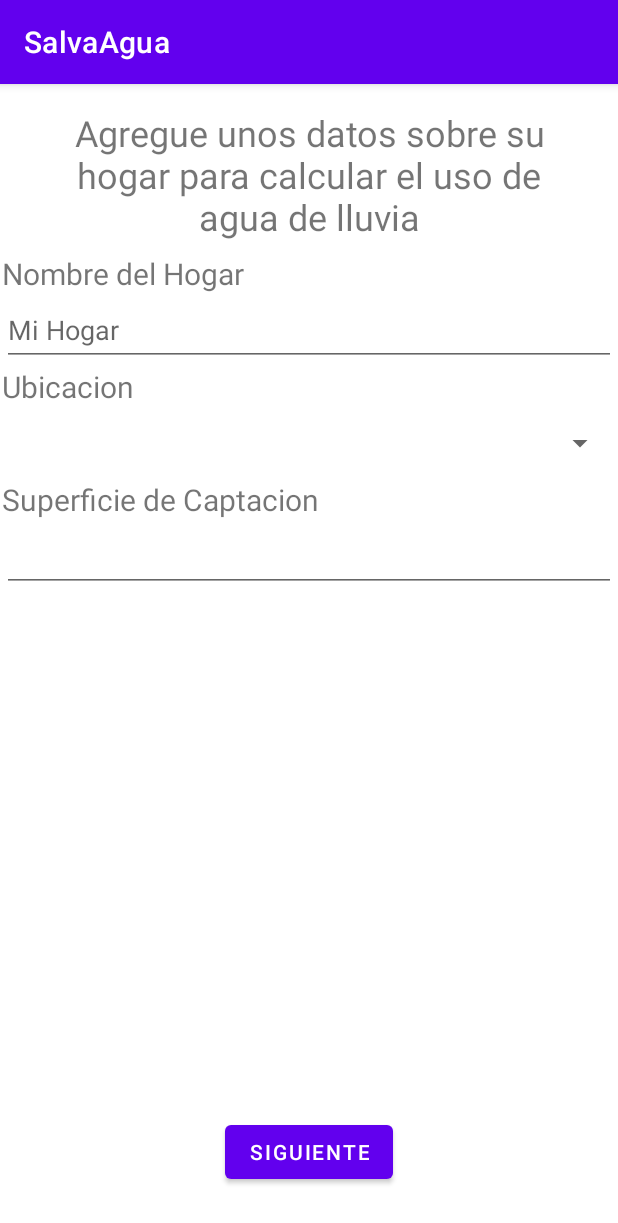
After one commit to RTamayoB/SalvaAgua, an Android app: the ManualHouseFragment screen opened through its navigation route, on a phone screen of 412 x 824 dp. The commit adds this screen. Shown: the top 1223 px of the screen. Run offline under Robolectric (Android 15) with nearby library versions, the phone set to English and light mode, and no system bars.

Commit message:
Created manual setup files

```diff
--- a/app/build.gradle
+++ b/app/build.gradle
@@ -61,4 +61,7 @@ dependencies {
     implementation 'com.google.firebase:firebase-auth-ktx'
     implementation 'com.google.firebase:firebase-database-ktx'
     implementation 'com.google.firebase:firebase-firestore'
+
+    //MPAndroidChart
+    implementation 'com.github.PhilJay:MPAndroidChart:v3.1.0'
 }
--- /dev/null
+++ b/app/src/main/java/com/example/salvaagua/ManualHouseFragment.kt
@@ -0,0 +1,59 @@
+package com.example.salvaagua
+
+import android.os.Bundle
+import androidx.fragment.app.Fragment
+import android.view.LayoutInflater
+import android.view.View
+import android.view.ViewGroup
+
+// TODO: Rename parameter arguments, choose names that match
+// the fragment initialization parameters, e.g. ARG_ITEM_NUMBER
+private const val ARG_PARAM1 = "param1"
+private const val ARG_PARAM2 = "param2"
+
+/**
+ * A simple [Fragment] subclass.
+ * Use the [ManualHouseFragment.newInstance] factory method to
+ * create an instance of this fragment.
+ */
+class ManualHouseFragment : Fragment() {
+    // TODO: Rename and change types of parameters
+    private var param1: String? = null
+    private var param2: String? = null
+
+    override fun onCreate(savedInstanceState: Bundle?) {
+        super.onCreate(savedInstanceState)
+        arguments?.let {
+            param1 = it.getString(ARG_PARAM1)
+            param2 = it.getString(ARG_PARAM2)
+        }
+    }
+
+    override fun onCreateView(
+        inflater: LayoutInflater, container: ViewGroup?,
+        savedInstanceState: Bundle?
+    ): View? {
+        // Inflate the layout for this fragment
+        return inflater.inflate(R.layout.fragment_manual_house, container, false)
+    }
+
+    companion object {
+        /**
+         * Use this factory method to create a new instance of
+         * this fragment using the provided parameters.
+         *
+         * @param param1 Parameter 1.
+         * @param param2 Parameter 2.
+         * @return A new instance of fragment ManualHouseFragment.
+         */
+        // TODO: Rename and change types and number of parameters
+        @JvmStatic
+        fun newInstance(param1: String, param2: String) =
+            ManualHouseFragment().apply {
+                arguments = Bundle().apply {
+                    putString(ARG_PARAM1, param1)
+                    putString(ARG_PARAM2, param2)
+                }
+            }
+    }
+}
--- /dev/null
+++ b/app/src/main/res/layout/fragment_manual_house.xml
@@ -0,0 +1,96 @@
+<?xml version="1.0" encoding="utf-8"?>
+<androidx.constraintlayout.widget.ConstraintLayout xmlns:android="http://schemas.android.com/apk/res/android"
+    xmlns:app="http://schemas.android.com/apk/res-auto"
+    xmlns:tools="http://schemas.android.com/tools"
+    android:layout_width="match_parent"
+    android:layout_height="match_parent"
+    tools:context=".ManualHouseFragment">
+
+    <TextView
+        android:id="@+id/textView"
+        android:layout_width="0dp"
+        android:layout_height="wrap_content"
+        android:layout_marginStart="32dp"
+        android:layout_marginTop="16dp"
+        android:layout_marginEnd="32dp"
+        android:text="Agregue unos datos sobre su hogar para calcular el uso de agua de lluvia"
+        android:textAlignment="center"
+        android:textSize="24sp"
+        app:layout_constraintEnd_toEndOf="parent"
+        app:layout_constraintStart_toStartOf="parent"
+        app:layout_constraintTop_toTopOf="parent" />
+
+    <Button
+        android:id="@+id/button"
+        android:layout_width="wrap_content"
+        android:layout_height="wrap_content"
+        android:layout_marginBottom="32dp"
+        android:text="Siguiente"
+        app:layout_constraintBottom_toBottomOf="parent"
+        app:layout_constraintEnd_toEndOf="parent"
+        app:layout_constraintStart_toStartOf="parent" />
+
+    <ScrollView
+        android:layout_width="0dp"
+        android:layout_height="0dp"
+        android:layout_marginStart="1dp"
+        android:layout_marginTop="8dp"
+        android:layout_marginEnd="1dp"
+        android:layout_marginBottom="8dp"
+        app:layout_constraintBottom_toTopOf="@+id/button"
+        app:layout_constraintEnd_toEndOf="parent"
+        app:layout_constraintStart_toStartOf="parent"
+        app:layout_constraintTop_toBottomOf="@+id/textView">
+
+        <LinearLayout
+            android:layout_width="match_parent"
+            android:layout_height="wrap_content"
+            android:orientation="vertical" >
+
+            <TextView
+                android:id="@+id/house_name_lbl"
+                android:layout_width="match_parent"
+                android:layout_height="wrap_content"
+                android:text="Nombre del Hogar"
+                android:textSize="20sp" />
+
+            <EditText
+                android:id="@+id/house_name_edt"
+                android:layout_width="match_parent"
+                android:layout_height="wrap_content"
+                android:ems="10"
+                android:hint="Mi Hogar"
+                android:inputType="textPersonName"
+                android:minHeight="48dp" />
+
+            <TextView
+                android:id="@+id/location_lbl"
+                android:layout_width="match_parent"
+                android:layout_height="wrap_content"
+                android:text="Ubicacion"
+                android:textSize="20sp" />
+
+            <Spinner
+                android:id="@+id/location_spn"
+                android:layout_width="match_parent"
+                android:layout_height="wrap_content"
+                android:minHeight="48dp" />
+
+            <TextView
+                android:id="@+id/roof_area_lbl"
+                android:layout_width="match_parent"
+                android:layout_height="wrap_content"
+                android:text="Superficie de Captacion"
+                android:textSize="20sp" />
+
+            <EditText
+                android:id="@+id/roof_area_edt"
+                android:layout_width="match_parent"
+                android:layout_height="wrap_content"
+                android:ems="10"
+                android:inputType="numberDecimal"
+                android:minHeight="48dp" />
+
+        </LinearLayout>
+    </ScrollView>
+</androidx.constraintlayout.widget.ConstraintLayout>
--- a/app/src/main/res/layout/fragment_register.xml
+++ b/app/src/main/res/layout/fragment_register.xml
@@ -16,7 +16,7 @@
         android:layout_marginEnd="32dp"
         android:text="Primero, creemos su cuenta para poder guardar su información"
         android:textAlignment="center"
-        android:textSize="20sp"
+        android:textSize="24sp"
         app:layout_constraintEnd_toEndOf="parent"
         app:layout_constraintStart_toStartOf="parent"
         app:layout_constraintTop_toTopOf="parent" />
--- a/app/src/main/res/layout/fragment_welcome.xml
+++ b/app/src/main/res/layout/fragment_welcome.xml
@@ -29,7 +29,7 @@
         android:layout_marginEnd="24dp"
         android:text="¿Listo para ahorra agua? Para comenzar, necesitamos configurar tu perfil de hogar, solo tomara unos minutos "
         android:textAlignment="center"
-        android:textSize="20sp"
+        android:textSize="24sp"
         app:layout_constraintEnd_toEndOf="parent"
         app:layout_constraintStart_toStartOf="parent"
         app:layout_constraintTop_toBottomOf="@+id/welcome_title_txt" />
--- a/app/src/main/res/navigation/setup_nav_graph.xml
+++ b/app/src/main/res/navigation/setup_nav_graph.xml
@@ -17,9 +17,6 @@
             app:exitAnim="@anim/slide_out_left"
             app:popEnterAnim="@anim/slide_in_left"
             app:popExitAnim="@anim/slide_out_right" />
-        <action
-            android:id="@+id/action_welcomeFragment_to_houseSettingsFragment"
-            app:destination="@id/houseSettingsFragment" />
     </fragment>
     <fragment
         android:id="@+id/registerFragment"
@@ -27,12 +24,38 @@
         android:label="fragment_register"
         tools:layout="@layout/fragment_register" >
         <action
-            android:id="@+id/action_registerFragment_to_houseSettingsFragment"
-            app:destination="@id/houseSettingsFragment" />
+            android:id="@+id/action_registerFragment_to_modeFragment"
+            app:destination="@id/modeFragment" />
     </fragment>
     <fragment
         android:id="@+id/houseSettingsFragment"
         android:name="com.example.salvaagua.HouseSettingsFragment"
         android:label="fragment_house_settings"
         tools:layout="@layout/fragment_house_settings" />
+    <fragment
+        android:id="@+id/modeFragment"
+        android:name="com.example.salvaagua.ModeFragment"
+        android:label="fragment_mode"
+        tools:layout="@layout/fragment_mode" >
+        <action
+            android:id="@+id/action_modeFragment_to_houseSettingsFragment"
+            app:destination="@id/houseSettingsFragment" />
+        <action
+            android:id="@+id/action_modeFragment_to_manualHouseFragment"
+            app:destination="@id/manualHouseFragment" />
+    </fragment>
+    <fragment
+        android:id="@+id/houseHabitsFragment"
+        android:name="com.example.salvaagua.ManualSetupFragment"
+        android:label="fragment_house_habits"
+        tools:layout="@layout/fragment_house_habits" />
+    <fragment
+        android:id="@+id/manualHouseFragment"
+        android:name="com.example.salvaagua.ManualHouseFragment"
+        android:label="fragment_manual_house"
+        tools:layout="@layout/fragment_manual_house" >
+        <action
+            android:id="@+id/action_manualHouseFragment_to_manualSetupFragment2"
+            app:destination="@id/houseHabitsFragment" />
+    </fragment>
 </navigation>
--- a/build.gradle
+++ b/build.gradle
@@ -3,6 +3,7 @@ buildscript {
     repositories {
         google()
         mavenCentral()
+        maven { url 'https://jitpack.io'}
     }
     dependencies {
         classpath "com.android.tools.build:gradle:7.0.2"
```
Also changed, not shown: app/src/main/java/com/example/salvaagua/HouseHabitsFragment.kt (added, +59 -0 lines), app/src/main/java/com/example/salvaagua/ModeFragment.kt (added, +88 -0 lines), app/src/main/res/drawable/item_room_background.xml (added, +7 -0 lines), app/src/main/res/layout/fragment_house_habits.xml (added, +97 -0 lines), app/src/main/res/layout/fragment_house_settings.xml (+2 -72 lines), app/src/main/res/layout/fragment_mode.xml (added, +48 -0 lines), app/src/main/res/layout/item_room.xml (+14 -1 lines).
